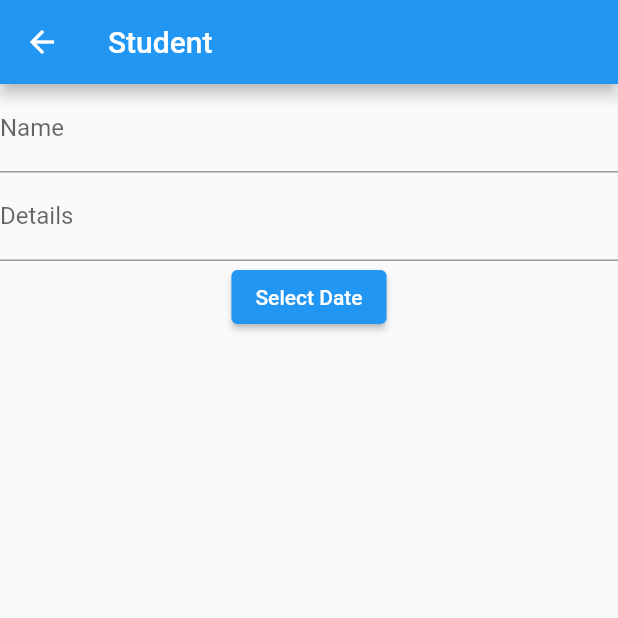
After one commit to RidhamK/interviewapp, a Flutter app: the screen it shows after launch, after a tap on "Student Page", on a phone screen of 412 x 824 dp, the top half of it. The commit adds this screen. Run offline on Flutter 3.47's test engine with Material 2 defaults, Android fonts, the phone set to English and light mode, and no system bars.

Commit message:
WithProvider

```diff
--- a/lib/main.dart
+++ b/lib/main.dart
@@ -1,6 +1,11 @@
 import 'package:flutter/material.dart';
+import 'package:provider/provider.dart';
 
-import './widgets/myhomepage.dart';
+import './providers/request_provider.dart';
+
+import './screens/recruiterpage.dart';
+import './screens/homepage.dart';
+import './screens/studentlogin.dart';
 
 void main() {
   runApp(const MyApp());
@@ -11,9 +16,19 @@ class MyApp extends StatelessWidget {
 
   @override
   Widget build(BuildContext context) {
-    return const MaterialApp(
-      title: 'InterViewApp',
-      home: MyHomePage(),
+    return ChangeNotifierProvider(
+      create: (context) => StudentRequests(),
+      child: MaterialApp(
+        title: 'InterviewApp',
+        theme: ThemeData(
+          primarySwatch: Colors.blue,
+        ),
+        home: const HomePage(),
+        routes: {
+          StudentPage.routeName: (ctx) => const StudentPage(),
+          RecruiterPage.routeName: (ctx) => const RecruiterPage(),
+        },
+      ),
     );
   }
 }
--- /dev/null
+++ b/lib/model/student.dart
@@ -0,0 +1,13 @@
+class Student {
+  final String id;
+  final String name;
+  final String details;
+  DateTime date;
+
+  Student({
+    required this.id,
+    required this.name,
+    required this.details,
+    required this.date,
+  });
+}
--- /dev/null
+++ b/lib/providers/request_provider.dart
@@ -0,0 +1,29 @@
+import 'package:flutter/material.dart';
+import '/model/student.dart';
+
+class StudentRequests with ChangeNotifier {
+  final Map<String, Student> _items = {};
+
+  Map<String, Student> get items {
+    return {..._items};
+  }
+
+  void addItem(Student newStudentRequestData) {
+    _items.putIfAbsent(
+      newStudentRequestData.id,
+      () => Student(
+        id: newStudentRequestData.id,
+        name: newStudentRequestData.name,
+        details: newStudentRequestData.details,
+        date: newStudentRequestData.date,
+      ),
+    );
+
+    notifyListeners();
+  }
+
+  void removeItem(String sId) {
+    _items.remove(sId);
+    notifyListeners();
+  }
+}
--- /dev/null
+++ b/lib/screens/homepage.dart
@@ -0,0 +1,39 @@
+import 'package:flutter/material.dart';
+
+import '/screens/recruiterpage.dart';
+import '/screens/studentlogin.dart';
+
+class HomePage extends StatefulWidget {
+  const HomePage({Key? key}) : super(key: key);
+
+  @override
+  _HomePageState createState() => _HomePageState();
+}
+
+class _HomePageState extends State<HomePage> {
+  @override
+  Widget build(BuildContext context) {
+    return Scaffold(
+      appBar: AppBar(),
+      body: Center(
+        child: Column(
+          mainAxisAlignment: MainAxisAlignment.center,
+          children: [
+            TextButton(
+              onPressed: () {
+                Navigator.of(context).pushNamed(StudentPage.routeName);
+              },
+              child: const Text('Student Page'),
+            ),
+            TextButton(
+              onPressed: () {
+                Navigator.of(context).pushNamed(RecruiterPage.routeName);
+              },
+              child: const Text('Recruiters Page'),
+            ),
+          ],
+        ),
+      ),
+    );
+  }
+}
--- /dev/null
+++ b/lib/screens/studentlogin.dart
@@ -0,0 +1,77 @@
+import 'package:flutter/material.dart';
+import 'package:provider/provider.dart';
+
+import '/model/student.dart';
+import '/providers/request_provider.dart';
+
+class StudentPage extends StatefulWidget {
+  const StudentPage({Key? key}) : super(key: key);
+  static const routeName = 'home-student';
+
+  @override
+  _StudentPageState createState() => _StudentPageState();
+}
+
+class _StudentPageState extends State<StudentPage> {
+  @override
+  Widget build(BuildContext context) {
+    final _nameController = TextEditingController();
+    final _detailController = TextEditingController();
+
+    DateTime _selectedDate = DateTime.now();
+
+    final reqdata = Provider.of<StudentRequests>(context);
+
+    void _presentDatePicker() {
+      showDatePicker(
+        context: context,
+        initialDate: DateTime.now(),
+        firstDate: DateTime.now(),
+        lastDate: DateTime(2022),
+      ).then(
+        (pickedDate) {
+          if (pickedDate == null) {
+            return;
+          }
+          setState(
+            () {
+              _selectedDate = pickedDate;
+              reqdata.addItem(
+                Student(
+                  id: _selectedDate.toString(),
+                  name: _nameController.text,
+                  details: _detailController.text,
+                  date: _selectedDate,
+                ),
+              );
+            },
+          );
+        },
+      );
+    }
+
+    return Scaffold(
+      appBar: AppBar(
+        title: const Text('Student'),
+      ),
+      body: Form(
+        child: Column(
+          children: [
+            TextField(
+              decoration: const InputDecoration(labelText: 'Name'),
+              controller: _nameController,
+            ),
+            TextField(
+              decoration: const InputDecoration(labelText: 'Details'),
+              controller: _detailController,
+            ),
+            ElevatedButton(
+              onPressed: _presentDatePicker,
+              child: const Text('Select Date'),
+            ),
+          ],
+        ),
+      ),
+    );
+  }
+}
--- a/pubspec.yaml
+++ b/pubspec.yaml
@@ -29,7 +29,7 @@ environment:
 dependencies:
   flutter:
     sdk: flutter
-  intl: ^0.17.0
+  provider: ^5.0.0
 
 
   # The following adds the Cupertino Icons font to your application.
```
Also changed, not shown: lib/models/student.dart (deleted, +0 -12 lines), lib/screens/recruiterpage.dart (added, +75 -0 lines), lib/widgets/myhomepage.dart (deleted, +0 -83 lines), lib/widgets/new_request.dart (deleted, +0 -99 lines), lib/widgets/request_item.dart (deleted, +0 -40 lines), lib/widgets/requestlist.dart (deleted, +0 -35 lines), pubspec.lock.
